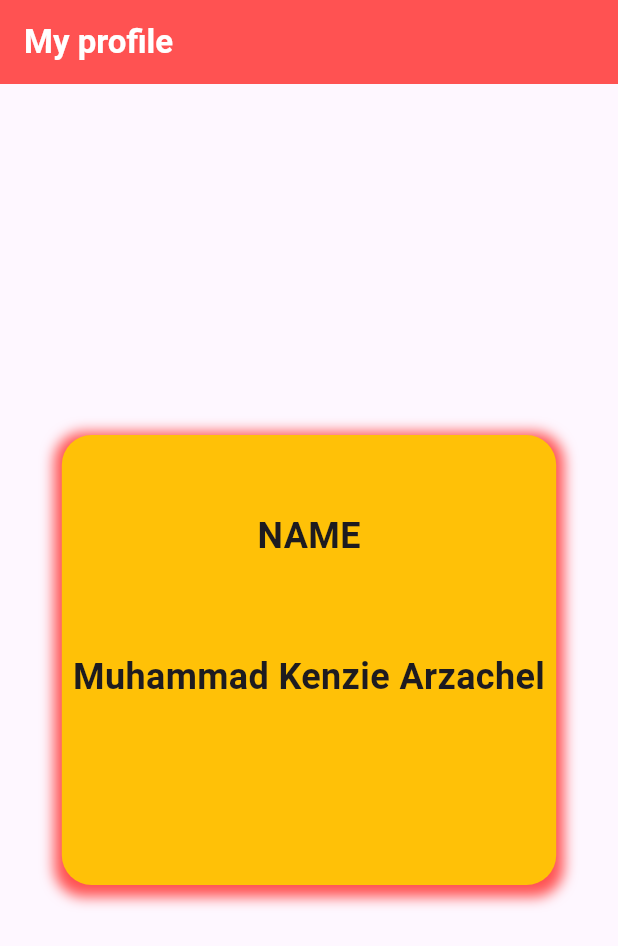
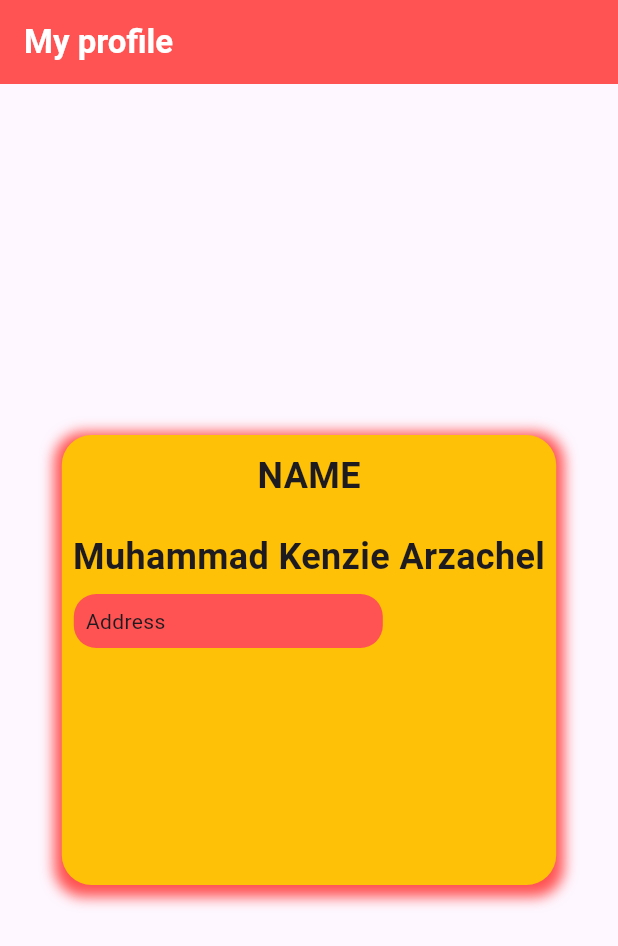
Before and after one commit to kenzie324/FLUTTER-PROFILE-CARD, a Flutter app: the screen it shows after launch, on a phone screen of 412 x 824 dp. Shown: the top 946 px of the screen. Run offline on Flutter 3.47's test engine with Material 3 defaults, Android fonts, the phone set to English and light mode, and no system bars.

Commit message:
belajar container decoration

```diff
--- a/lib/profile.dart
+++ b/lib/profile.dart
@@ -36,8 +36,7 @@ class ProfileCard extends StatelessWidget {
                 children: [
                   Padding(
                     padding: const EdgeInsets.symmetric(
-                      horizontal: 20,
-                      vertical: 50,
+                      vertical: 10,
                       ),
                     child: Text('NAME',
                     style:  TextStyle(
@@ -48,8 +47,35 @@ class ProfileCard extends StatelessWidget {
                     ),
                   Text(
                     'Muhammad Kenzie Arzachel',
-                    style: TextStyle(fontWeight: FontWeight.bold, fontSize: 24),
-                  ),
+                    style: TextStyle(
+                      fontWeight: FontWeight.bold,
+                      fontSize: 24,
+                      ),
+                    ),
+                    Row(
+                      children: <Widget>[
+                        Padding(
+                          padding: const EdgeInsets.all(8.0),
+                          child: Column(
+                            children: <Widget>[
+                              Container(
+                                width: MediaQuery.of(context).size.width * 0.5,
+                                decoration: BoxDecoration(
+                                  color: Colors.redAccent,
+                                  borderRadius: BorderRadius.circular(
+                                    15,
+                                    ),
+                                ),
+                                child: Padding(
+                                  padding: const EdgeInsets.all(8.0),
+                                  child: Text('Address'),
+                                ),
+                                ),
+                            ],
+                          ),
+                        ),
+                        Column(),
+                    ],),
                 ],
               ),
             ),
```
